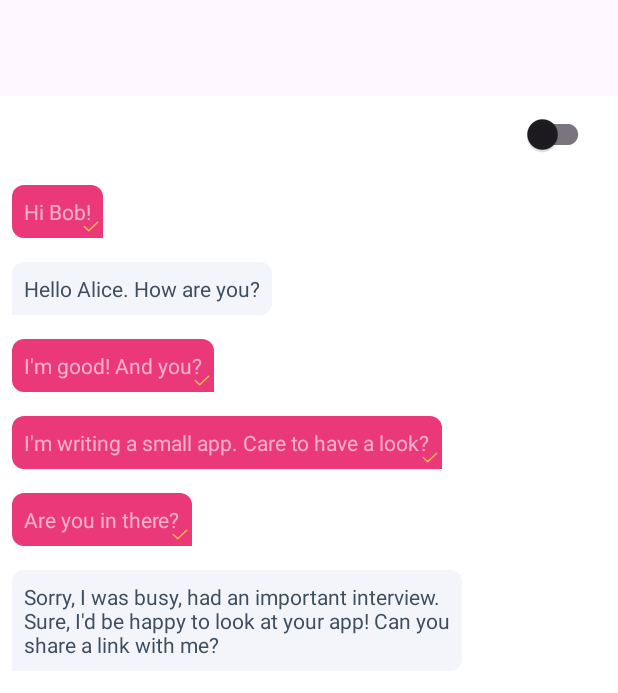
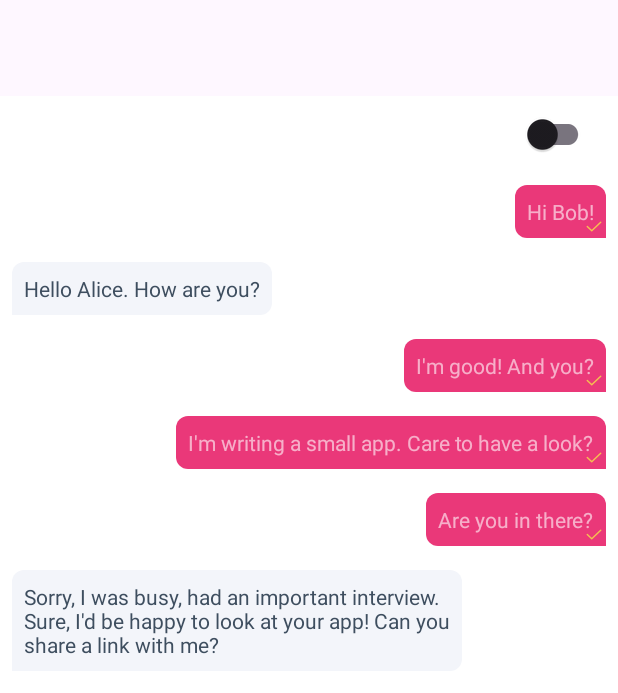
Before and after one commit to victoria-bax/SampleChatApp, an Android app: the screen it shows after launch (MainActivity), on a phone screen of 412 x 824 dp. Shown: the top 693 px of the screen. Run offline under Robolectric (Android 15) with nearby library versions, the phone set to English and light mode, and no system bars; our stand-ins replace Dagger/Hilt's generated code, Timber.

Commit message:
fixed outgoing message alignment to end of parent

```diff
--- a/app/src/main/res/layout/message_item_outgoing.xml
+++ b/app/src/main/res/layout/message_item_outgoing.xml
@@ -2,7 +2,7 @@
 <androidx.constraintlayout.widget.ConstraintLayout xmlns:android="http://schemas.android.com/apk/res/android"
     xmlns:app="http://schemas.android.com/apk/res-auto"
     xmlns:tools="http://schemas.android.com/tools"
-    android:layout_width="wrap_content"
+    android:layout_width="match_parent"
     android:layout_height="wrap_content"
     android:padding="@dimen/padding_medium">
 
@@ -11,9 +11,7 @@
         style="@style/Message.Bubble.Outgoing"
         android:layout_width="wrap_content"
         android:layout_height="wrap_content"
-        app:layout_constraintBottom_toBottomOf="parent"
         app:layout_constraintEnd_toEndOf="parent"
-        app:layout_constraintStart_toStartOf="parent"
         app:layout_constraintTop_toTopOf="parent"
         tools:text="@string/test_text_long" />
 
```
